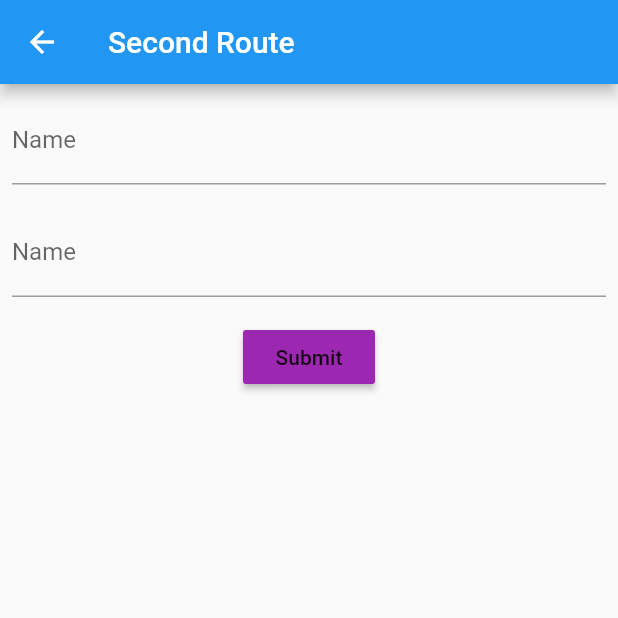
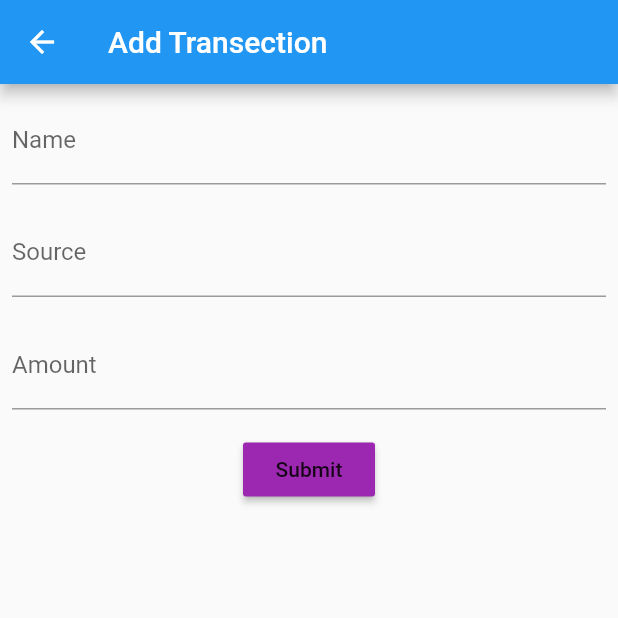
Before and after one commit to 27vinayvyas/flutter_screen_first, a Flutter app: the screen it shows after launch, item 2 of the bottom bar chosen, after a tap on the "add" icon, on a phone screen of 412 x 824 dp, the top half of it. Run offline on Flutter 3.47's test engine with Material 2 defaults, Android fonts, the phone set to English and light mode, and no system bars; our stand-ins replace charts_flutter, cloud_firestore; accounts and stored records are empty.

Commit message:
Firebase basic integration

```diff
--- a/lib/chart.dart
+++ b/lib/chart.dart
@@ -1,4 +1,3 @@
-/// Example of a stacked area chart.
 import 'package:charts_flutter/flutter.dart' as charts;
 import 'package:flutter/material.dart';
 
@@ -8,11 +7,9 @@ class StackedAreaLineCharts extends StatelessWidget {
 
   StackedAreaLineCharts(this.seriesList, {this.animate});
 
-  /// Creates a [LineChart] with sample data and no transition.
   factory StackedAreaLineCharts.withSampleData() {
     return new StackedAreaLineCharts(
       _createSampleData(),
-      // Disable animations for image tests.
       animate: false,
     );
   }
@@ -41,20 +38,19 @@ class StackedAreaLineCharts extends StatelessWidget {
     ];
     return [
       new charts.Series<LinearSales, int>(
-        id: 'Desktop',
+        id: 'Expenditure',
         colorFn: (_, __) => charts.MaterialPalette.purple.shadeDefault,
-        domainFn: (LinearSales sales, _) => sales.year,
-        measureFn: (LinearSales sales, _) => sales.sales,
+        domainFn: (LinearSales sales, _) => sales.day,
+        measureFn: (LinearSales sales, _) => sales.expense,
         data: myFakeDesktopData,
       ),
     ];
   }
 }
 
-/// Sample linear data type.
 class LinearSales {
-  final int year;
-  final int sales;
+  final int day;
+  final int expense;
 
-  LinearSales(this.year, this.sales);
+  LinearSales(this.day, this.expense);
 }
--- a/lib/listView.dart
+++ b/lib/listView.dart
@@ -1,17 +1,27 @@
+import 'package:cloud_firestore/cloud_firestore.dart';
 import 'package:flutter/material.dart';
+import './model.dart';
 
-List objects = [
-  new SingleTransection("Netflix", "HDFC 0665", 450),
-  new SingleTransection("Amzon Prime", "HDFC 0665", 450),
-  new SingleTransection("Flipkart", "HDFC 0665", 450),
-  new SingleTransection("Snapdeal", "HDFC 0665", 450),
-  new SingleTransection("Netflix", "HDFC 0665", 450),
-  new SingleTransection("Amzon Prime", "HDFC 0665", 450),
-  new SingleTransection("Flipkart", "HDFC 0665", 450),
-  new SingleTransection("Snapdeal", "HDFC 0665", 450),
-];
+class listView extends StatefulWidget {
+  @override
+  _listViewState createState() => _listViewState();
+}
 
-Widget listView() {
+class _listViewState extends State<listView> {
+  int total = 0;
+
+  @override
+  void initState() {
+    super.initState();
+    total = 0;
+  }
+
+  void increment(int amount) {
+    total = total + amount;
+  }
+
+  @override
+  Widget build(BuildContext context) {
     return Expanded(
         flex: 1,
         child: Column(children: <Widget>[
@@ -30,7 +40,7 @@ Widget listView() {
                   "Total ",
                   style: TextStyle(fontWeight: FontWeight.bold),
                 ),
-              Text("\u20B9 " + SingleTransection.total.toString()),
+                Text("\u20B9 " + total.toString()),
               ],
             ),
           ),
@@ -41,31 +51,34 @@ Widget listView() {
               width: double.infinity,
               height: double.infinity,
               padding: EdgeInsets.all(10),
-            child: ListView.builder(
-                itemCount: objects.length,
+              child: StreamBuilder(
+                stream:
+                    Firestore.instance.collection("Transections").snapshots(),
+                builder: (context, snapshot) {
+                  if (!snapshot.hasData) return const Text("Loading...");
+                  //for (int i = 0; i < snapshot.data.documents.length; i++) {
+                  //print("jhvhjvhjvkk" + total.toString());
+                  //total = total + snapshot.data.documents[i]["amount"];
+                  //}
+                  return ListView.builder(
+                    itemCount: snapshot.data.documents.length,
                     itemBuilder: (context, index) {
                       return ListTile(
                         leading: Icon(Icons.landscape),
-                    title: Text(objects[index].name),
-                    trailing:
-                        Text("\u20B9 " + objects[index].amount.toString()),
+                        title: Text(snapshot.data.documents[index]["Name"]),
+                        trailing: Text("\u20B9 " +
+                            snapshot.data.documents[index]["amount"]
+                                .toString()),
+                        //increment(snapshot.data.documents[index]["amount"]);
                       );
-                }),
+                    },
+                  );
+                },
+              ),
             ),
           ),
         ]));
   }
+}
 
-class SingleTransection {
-  String name;
-  String sources;
-  int amount;
-  static int total = 0;
-  SingleTransection(name, sources, amount) {
-    this.name = name;
-    this.sources = sources;
-    this.amount = amount;
-    total = total + amount;
-    print(SingleTransection.total);
-  }
-}
+//Widget listView() {
--- a/lib/main.dart
+++ b/lib/main.dart
@@ -57,15 +57,12 @@ class _MyHomePageState extends State<MyHomePage> {
         elevation: 0.0,
       ),
       body: SafeArea(
-          child: Padding(
-        padding: EdgeInsets.all(0),
         child: Column(
           children: <Widget>[
             Expanded(
               flex: 1,
-              //elevation: 1,
               child: Column(children: <Widget>[
-                new DartPicker(),
+                new DatePicker(),
                 Expanded(
                   child: Container(
                       padding: EdgeInsets.all(10),
@@ -73,10 +70,10 @@ class _MyHomePageState extends State<MyHomePage> {
                 ),
               ]), // _chart("Charts", "55", "chart")),
             ),
-            listView(),
+            new listView(),
           ],
         ),
-      )),
+      ),
       bottomNavigationBar: new bottomNavBar(),
     );
   }
--- a/lib/model.dart
+++ b/lib/model.dart
@@ -1,5 +1,5 @@
 import 'package:flutter/material.dart';
-//import 'package:cloud_firestore/cloud_firestore.dart';
+import 'package:cloud_firestore/cloud_firestore.dart';
 
 class addTransection extends StatefulWidget {
   @override
@@ -7,16 +7,41 @@ class addTransection extends StatefulWidget {
 }
 
 class _addTransectionState extends State<addTransection> {
+  String name, source;
+  int amount;
+
+  getName(name) {
+    this.name = name;
+  }
+
+  getSource(source) {
+    this.source = source;
+  }
+
+  getAmount(amount) {
+    this.amount = int.parse(amount);
+  }
+
   createEntry() {
-    //  DocumentReference documentReference =
-    //      Firestore.instance.collection("MyStudents").document("name");
+    DocumentReference documentReference =
+        Firestore.instance.collection("Transections").document();
+
+    Map<String, dynamic> entry = {
+      "Name": name,
+      "Source": source,
+      "amount": amount,
+    };
+    //total = total + amount;
+    //print("total" + total.toString());
+    documentReference
+        .setData(entry); //.whenComplete(() => print("$name created"));
   }
 
   @override
   Widget build(BuildContext context) {
     return Scaffold(
         appBar: AppBar(
-          title: Text("Second Route"),
+          title: Text("Add Transection"),
         ),
         body: Column(
           children: <Widget>[
@@ -30,7 +55,7 @@ class _addTransectionState extends State<addTransection> {
                         borderSide:
                             BorderSide(color: Colors.purple, width: 2))),
                 onChanged: (String name) {
-                  //getName(name);
+                  getName(name);
                 },
               ),
             ),
@@ -38,13 +63,27 @@ class _addTransectionState extends State<addTransection> {
               padding: EdgeInsets.all(8),
               child: TextFormField(
                 decoration: InputDecoration(
-                    labelText: "Name",
+                    labelText: "Source",
                     fillColor: Colors.white,
                     focusedBorder: OutlineInputBorder(
                         borderSide:
                             BorderSide(color: Colors.purple, width: 2))),
-                onChanged: (String name) {
-                  //getName(name);
+                onChanged: (String source) {
+                  getSource(source);
+                },
+              ),
+            ),
+            Padding(
+              padding: EdgeInsets.all(8),
+              child: TextFormField(
+                decoration: InputDecoration(
+                    labelText: "Amount",
+                    fillColor: Colors.white,
+                    focusedBorder: OutlineInputBorder(
+                        borderSide:
+                            BorderSide(color: Colors.purple, width: 2))),
+                onChanged: (String amount) {
+                  getAmount(amount);
                 },
               ),
             ),
@@ -63,6 +102,7 @@ class _addTransectionState extends State<addTransection> {
                     )
                   ],
                 )),
+            //RaisedButton(onPressed: submit())
           ],
         )
 
@@ -77,3 +117,18 @@ class _addTransectionState extends State<addTransection> {
         );
   }
 }
+/*
+class SingleTransection {
+  String name;
+  String source;
+  int amount;
+  static int total = 0;
+  SingleTransection(name, sources, amount) {
+    this.name = name;
+    this.source = sources;
+    this.amount = amount;
+    total = total + amount;
+    print(SingleTransection.total);
+  }
+}
+*/
--- a/pubspec.yaml
+++ b/pubspec.yaml
@@ -21,6 +21,7 @@ environment:
   sdk: ">=2.7.0 <3.0.0"
 
 dependencies:
+  cloud_firestore: ^0.13.5
   flutter:
     sdk: flutter
   charts_flutter: ^0.9.0
```
Also changed, not shown: lib/datePicker.dart (+4 -4 lines), pubspec.lock, 3 other files. Lines whose indentation alone changed are shown as unchanged.
